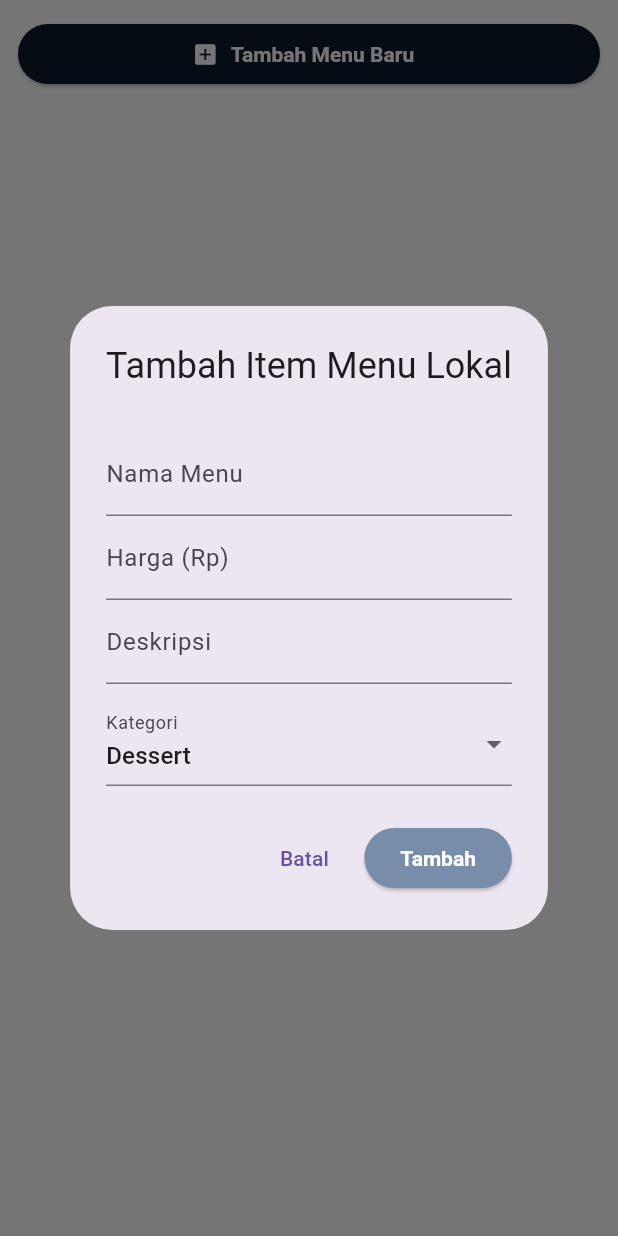
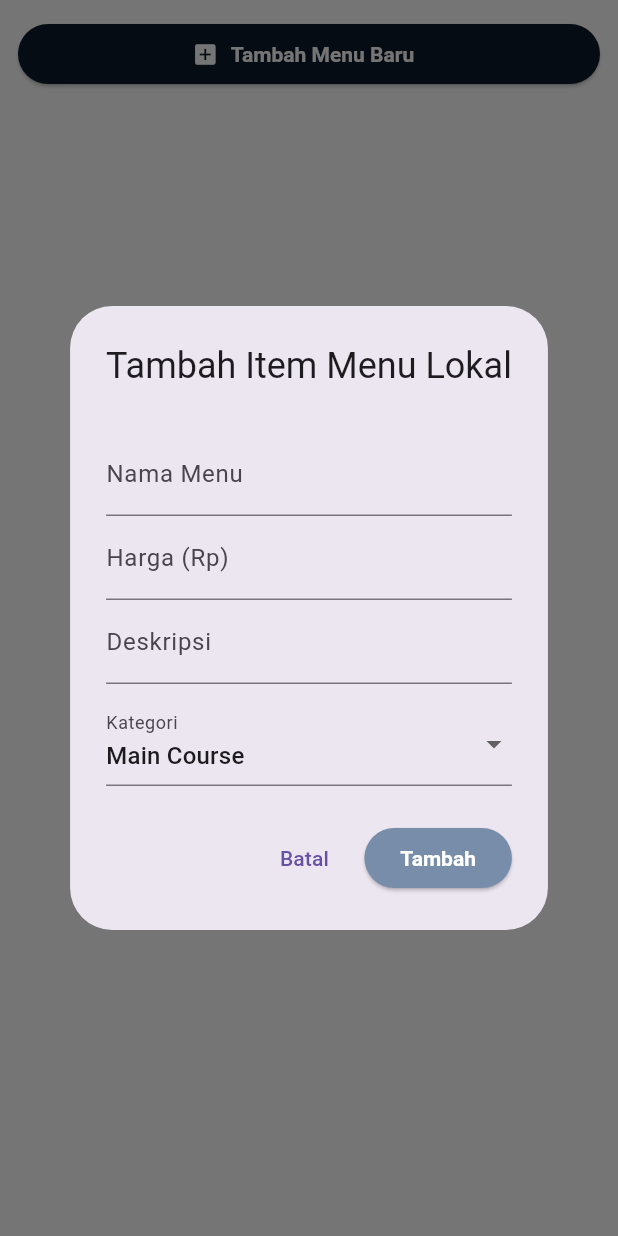
Before and after one commit to yoobb/UTS-Mobile-Programming, a Flutter app: the AdminMenuPage widget shown alone on an empty page, opened directly, after a tap on "Tambah Menu Baru", on a phone screen of 412 x 824 dp. Run offline on Flutter 3.47's test engine with Material 3 defaults, Android fonts, the light colour scheme and no system bars; our stand-ins replace cached_network_image, sqflite; accounts and stored records are empty; statements that could not run were skipped.

Commit message:
Admin Menu Page Updated Kategori Lokal

```diff
--- a/lib/views/admin_menu_page.dart
+++ b/lib/views/admin_menu_page.dart
@@ -1,3 +1,4 @@
+// lib/views/admin_menu_page.dart
 import 'package:flutter/material.dart';
 import 'package:provider/provider.dart';
 import '../models/menu_item.dart';
@@ -63,9 +64,9 @@ class AdminMenuPage extends StatelessWidget {
     final priceCtrl = TextEditingController();
     final descCtrl = TextEditingController();
 
-    // DAFTAR KATEGORI YANG DIPERBOLEHKAN (MENGHILANGKAN 'Main Course')
-    final validCategories = ['Dessert', 'Drink'];
-    String category = validCategories.first; // Default diatur ke Dessert
+    // [MODIFIKASI: Kategori Lokal]
+    final List<String> localCategories = ['Main Course', 'Snack', 'Other'];
+    String category = localCategories.first; // Default diatur ke Main Course
 
     showDialog(
       context: context,
@@ -89,7 +90,7 @@ class AdminMenuPage extends StatelessWidget {
                   DropdownButtonFormField<String>(
                     value: category,
                     decoration: const InputDecoration(labelText: 'Kategori'),
-                    items: validCategories // <-- MENGGUNAKAN DAFTAR YANG DIFILTER
+                    items: localCategories // <-- MENGGUNAKAN DAFTAR BARU
                         .map((c) => DropdownMenuItem(value: c, child: Text(c)))
                         .toList(),
                     onChanged: (newValue) => setState(() => category = newValue!),
```
